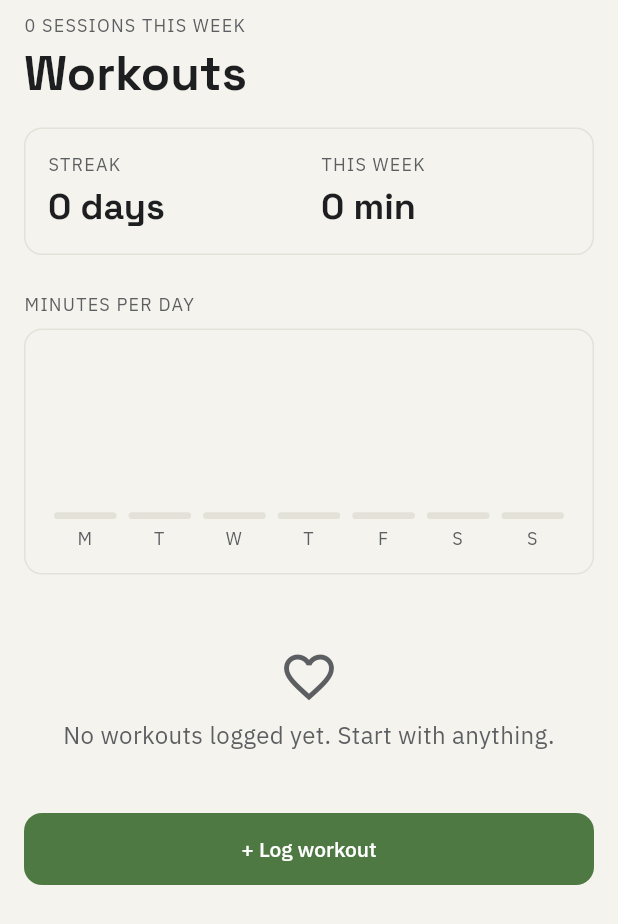
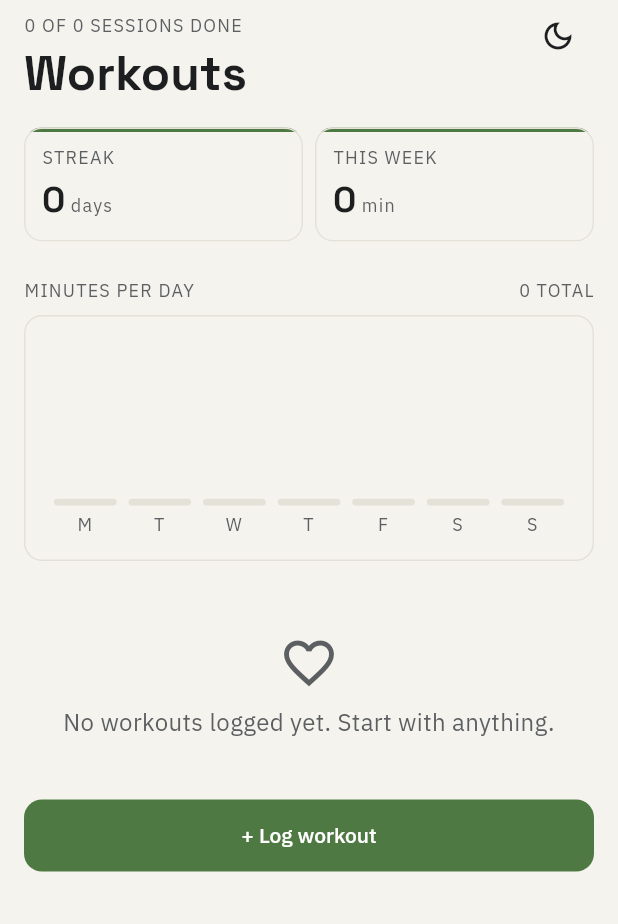
Before and after one commit to Keonzane/Trivet, a Flutter app: the HealthScreen screen opened directly, on a phone screen of 412 x 824 dp. Shown: the top 924 px of the screen. Run offline on Flutter 3.47's test engine with Material 3 defaults, Android fonts, the light colour scheme and no system bars; our stand-ins replace device_preview, google_fonts, shared_preferences; accounts and stored records are empty.

Commit message:
New changes

```diff
--- a/lib/screens/health_screen.dart
+++ b/lib/screens/health_screen.dart
@@ -3,6 +3,7 @@ import 'package:flutter/material.dart';
 import '../models/workout.dart';
 import '../services/storage_service.dart';
 import '../theme.dart';
+import '../widgets/screen_header.dart';
 import '../widgets/add_entry_sheet.dart';
 import '../widgets/date_field.dart';
 import '../widgets/dismissible_row.dart';
@@ -11,6 +12,7 @@ import '../widgets/pillar_button.dart';
 import '../widgets/stat_card.dart';
 import '../widgets/weekly_bar_chart.dart';
 import '../widgets/workout_row.dart';
+import 'all_workouts_screen.dart';
 
 class HealthScreen extends StatefulWidget {
   const HealthScreen({super.key});
@@ -64,6 +66,13 @@ class _HealthScreenState extends State<HealthScreen> {
       ];
     });
     await _store.save(_workouts);
+  }
+
+  Future<void> _openAllWorkouts() async {
+    await Navigator.of(context).push(
+      MaterialPageRoute(builder: (context) => const AllWorkoutsScreen()),
+    );
+    await _load();
   }
 
   Future<void> _deleteWorkout(Workout w) async {
@@ -141,19 +150,33 @@ class _HealthScreenState extends State<HealthScreen> {
         child: ListView(
           padding: const EdgeInsets.symmetric(horizontal: AppSpacing.md),
           children: [
-            const SizedBox(height: AppSpacing.sm),
-            Text(
-              '${doneThisWeek.length} SESSIONS THIS WEEK',
-              style: theme.textTheme.labelSmall
-                  ?.copyWith(color: theme.colorScheme.secondary),
+            ScreenHeader(
+              caption:
+                  '${doneThisWeek.length} OF ${weekWorkouts.length} SESSIONS DONE',
+              title: 'Workouts',
             ),
-            const SizedBox(height: AppSpacing.xs),
-            Text('Workouts', style: theme.textTheme.headlineLarge),
             const SizedBox(height: AppSpacing.md),
-            StatCardRow(stats: [
-              StatCardData(label: 'Streak', value: '$_streakDays days'),
-              StatCardData(label: 'This week', value: '$weekMinutes min'),
-            ]),
+            Row(
+              children: [
+                Expanded(
+                  child: StatCard(
+                    pillar: Pillar.health,
+                    label: 'Streak',
+                    value: '$_streakDays',
+                    unit: _streakDays == 1 ? 'day' : 'days',
+                  ),
+                ),
+                const SizedBox(width: AppSpacing.sm),
+                Expanded(
+                  child: StatCard(
+                    pillar: Pillar.health,
+                    label: 'This week',
+                    value: '$weekMinutes',
+                    unit: 'min',
+                  ),
+                ),
+              ],
+            ),
             const SizedBox(height: AppSpacing.lg),
             if (todays.isNotEmpty) ...[
               Text('TODAY',
@@ -167,9 +190,17 @@ class _HealthScreenState extends State<HealthScreen> {
               ],
               const SizedBox(height: AppSpacing.sm),
             ],
-            Text('MINUTES PER DAY',
-                style: theme.textTheme.labelSmall
-                    ?.copyWith(color: theme.colorScheme.secondary)),
+            Row(
+              mainAxisAlignment: MainAxisAlignment.spaceBetween,
+              children: [
+                Text('MINUTES PER DAY',
+                    style: theme.textTheme.labelSmall
+                        ?.copyWith(color: theme.colorScheme.secondary)),
+                Text('$weekMinutes TOTAL',
+                    style: theme.textTheme.labelSmall
+                        ?.copyWith(color: theme.colorScheme.secondary)),
+              ],
+            ),
             const SizedBox(height: AppSpacing.sm),
             Card(
               child: Padding(
@@ -207,6 +238,13 @@ class _HealthScreenState extends State<HealthScreen> {
                 icon: Icons.favorite_outline,
               ),
             const SizedBox(height: AppSpacing.md),
+            if (_workouts.isNotEmpty) ...[
+              OutlinedButton(
+                onPressed: _openAllWorkouts,
+                child: Text('See all workouts (${_workouts.length})'),
+              ),
+              const SizedBox(height: AppSpacing.sm),
+            ],
             PillarButton(
               pillar: Pillar.health,
               label: '+ Log workout',
--- a/lib/services/storage_service.dart
+++ b/lib/services/storage_service.dart
@@ -8,10 +8,6 @@ import '../models/project.dart';
 import '../models/work_log.dart';
 import '../models/workout.dart';
 
-/// Generic list-of-JSON-records store. One shared_preferences key holds a
-/// List<String>, one JSON string per record. Every change rewrites the
-/// whole list for that key — fine at the record counts Trivet expects
-/// (a few hundred over a term). See proposal §"How my app saves data".
 class ListStore<T> {
   final String key;
   final Map<String, dynamic> Function(T item) toMap;
@@ -48,7 +44,6 @@ class ListStore<T> {
   }
 }
 
-/// One store per model, per the proposal's shared_preferences plan.
 class ProjectStore extends ListStore<Project> {
   ProjectStore()
       : super(
--- /dev/null
+++ b/lib/services/theme_controller.dart
@@ -0,0 +1,27 @@
+import 'package:flutter/material.dart';
+import 'package:shared_preferences/shared_preferences.dart';
+
+class ThemeController extends ValueNotifier<ThemeMode> {
+  ThemeController._() : super(ThemeMode.system);
+
+  static final ThemeController instance = ThemeController._();
+
+  static const _key = 'themeMode';
+
+  Future<void> load() async {
+    try {
+      final prefs = await SharedPreferences.getInstance();
+      final saved = prefs.getString(_key);
+      if (saved != null) value = ThemeMode.values.byName(saved);
+    } catch (_) {
+      // An unreadable saved value just leaves the app following the
+      // phone, the same as a first launch.
+    }
+  }
+
+  Future<void> toggle(Brightness current) async {
+    value = current == Brightness.dark ? ThemeMode.light : ThemeMode.dark;
+    final prefs = await SharedPreferences.getInstance();
+    await prefs.setString(_key, value.name);
+  }
+}
--- a/lib/widgets/add_entry_sheet.dart
+++ b/lib/widgets/add_entry_sheet.dart
@@ -406,6 +406,7 @@ class _AddEntrySheetState extends State<_AddEntrySheet> {
         if (widget.initialPillar == null)
           SegmentedButton<Pillar>(
             showSelectedIcon: false,
+            expandedInsets: EdgeInsets.zero,
             emptySelectionAllowed: true,
             segments: const [
               ButtonSegment(value: Pillar.work, label: Text('Work')),
--- /dev/null
+++ b/lib/widgets/screen_header.dart
@@ -0,0 +1,52 @@
+import 'package:flutter/material.dart';
+
+import '../services/theme_controller.dart';
+import '../theme.dart';
+
+class ScreenHeader extends StatelessWidget {
+  const ScreenHeader({super.key, required this.caption, required this.title});
+
+  final String caption;
+  final String title;
+
+  @override
+  Widget build(BuildContext context) {
+    final theme = Theme.of(context);
+    return Row(
+      crossAxisAlignment: CrossAxisAlignment.start,
+      children: [
+        Expanded(
+          child: Column(
+            crossAxisAlignment: CrossAxisAlignment.start,
+            children: [
+              const SizedBox(height: AppSpacing.sm),
+              Text(
+                caption,
+                style: theme.textTheme.labelSmall
+                    ?.copyWith(color: theme.colorScheme.secondary),
+              ),
+              const SizedBox(height: AppSpacing.xs),
+              Text(title, style: theme.textTheme.headlineLarge),
+            ],
+          ),
+        ),
+        const ThemeToggleButton(),
+      ],
+    );
+  }
+}
+
+class ThemeToggleButton extends StatelessWidget {
+  const ThemeToggleButton({super.key});
+
+  @override
+  Widget build(BuildContext context) {
+    final brightness = Theme.of(context).brightness;
+    final isDark = brightness == Brightness.dark;
+    return IconButton(
+      tooltip: isDark ? 'Switch to light mode' : 'Switch to dark mode',
+      icon: Icon(isDark ? Icons.light_mode_outlined : Icons.dark_mode_outlined),
+      onPressed: () => ThemeController.instance.toggle(brightness),
+    );
+  }
+}
--- a/lib/widgets/stat_card.dart
+++ b/lib/widgets/stat_card.dart
@@ -2,55 +2,68 @@ import 'package:flutter/material.dart';
 
 import '../theme.dart';
 
-class StatCardData {
+class StatCard extends StatelessWidget {
+  const StatCard({
+    super.key,
+    required this.pillar,
+    required this.label,
+    required this.value,
+    this.unit,
+  });
+
+  final Pillar pillar;
   final String label;
   final String value;
 
-  const StatCardData({required this.label, required this.value});
-}
-
-class StatCardRow extends StatelessWidget {
-  const StatCardRow({super.key, required this.stats});
-
-  final List<StatCardData> stats;
+  final String? unit;
 
   @override
   Widget build(BuildContext context) {
+    final theme = Theme.of(context);
+    final grey = theme.colorScheme.secondary;
     return Card(
-      child: Padding(
-        padding: const EdgeInsets.all(AppSpacing.md),
-        child: Row(
-          children: [
-            for (var i = 0; i < stats.length; i++) ...[
-              if (i > 0) const SizedBox(width: AppSpacing.md),
-              Expanded(child: _Stat(data: stats[i])),
-            ],
-          ],
-        ),
+      clipBehavior: Clip.antiAlias,
+      child: Column(
+        crossAxisAlignment: CrossAxisAlignment.start,
+        children: [
+          Container(height: 3, color: context.pillars.of(pillar)),
+          Padding(
+            padding: const EdgeInsets.fromLTRB(
+              AppSpacing.sm + AppSpacing.xs,
+              AppSpacing.sm,
+              AppSpacing.sm,
+              AppSpacing.sm + AppSpacing.xs,
+            ),
+            child: Column(
+              crossAxisAlignment: CrossAxisAlignment.start,
+              children: [
+                Text(
+                  label.toUpperCase(),
+                  style: theme.textTheme.labelSmall?.copyWith(color: grey),
+                  maxLines: 1,
+                  overflow: TextOverflow.ellipsis,
+                ),
+                const SizedBox(height: AppSpacing.xs),
+                Text.rich(
+                  TextSpan(
+                    text: value,
+                    style: theme.textTheme.headlineSmall,
+                    children: [
+                      if (unit != null)
+                        TextSpan(
+                          text: ' $unit',
+                          style:
+                              theme.textTheme.labelSmall?.copyWith(color: grey),
+                        ),
+                    ],
+                  ),
+                  maxLines: 1,
+                ),
+              ],
+            ),
+          ),
+        ],
       ),
     );
   }
 }
-
-class _Stat extends StatelessWidget {
-  const _Stat({required this.data});
-
-  final StatCardData data;
-
-  @override
-  Widget build(BuildContext context) {
-    final theme = Theme.of(context);
-    return Column(
-      crossAxisAlignment: CrossAxisAlignment.start,
-      children: [
-        Text(
-          data.label.toUpperCase(),
-          style: theme.textTheme.labelSmall
-              ?.copyWith(color: theme.colorScheme.secondary),
-        ),
-        const SizedBox(height: AppSpacing.xs),
-        Text(data.value, style: theme.textTheme.headlineSmall),
-      ],
-    );
-  }
-}
```
Also changed, not shown: lib/main.dart (+9 -3 lines), lib/screens/all_workouts_screen.dart (added, +124 -0 lines), lib/screens/dashboard_screen.dart (+56 -25 lines), lib/screens/leisure_screen.dart (+5 -8 lines), lib/screens/media_detail_screen.dart (+6 -1 lines), lib/screens/project_detail_screen.dart (+6 -1 lines), lib/screens/work_screen.dart (+38 -9 lines), lib/theme.dart (+5 -3 lines).
